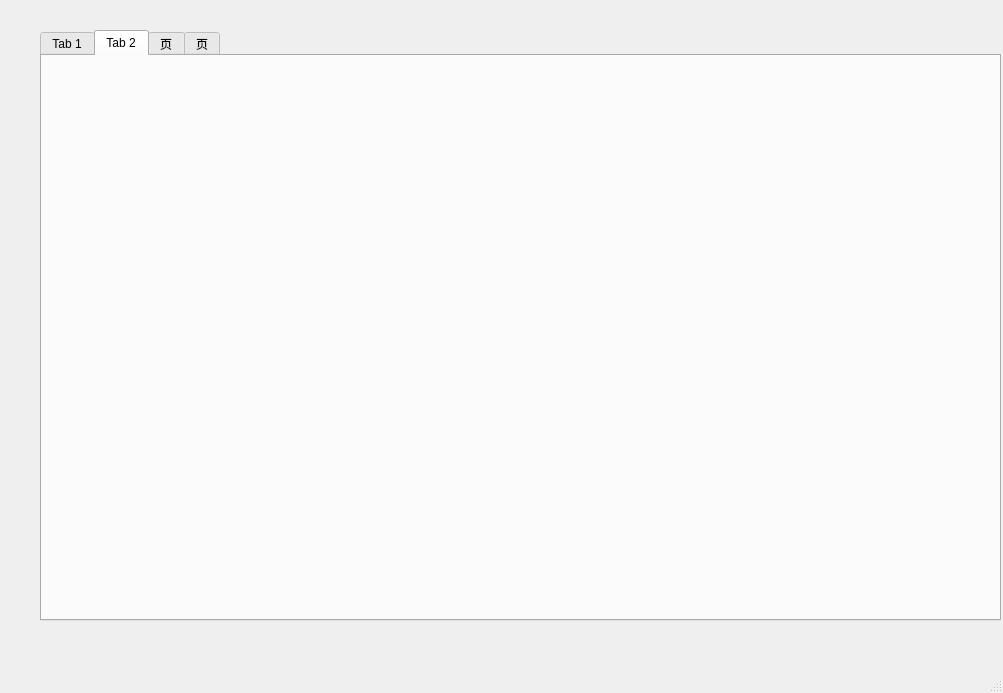
Above: untitled.ui from ein664/run.py before the change. Below: the same form after it.
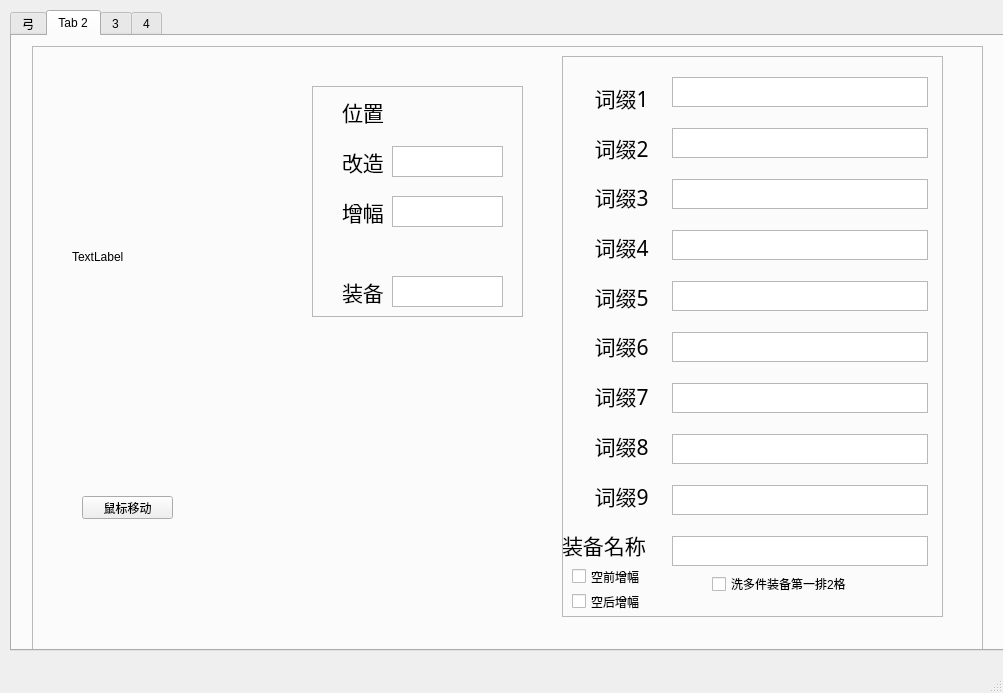
That is the form after the change. The open tabs and pages were chosen to show the change.

What changed in the file:
```diff
--- a/untitled.ui
+++ b/untitled.ui
@@ -17,10 +17,10 @@
    <widget class="QTabWidget" name="tabWidget">
     <property name="geometry">
      <rect>
-      <x>40</x>
-      <y>30</y>
-      <width>961</width>
-      <height>591</height>
+      <x>10</x>
+      <y>10</y>
+      <width>1001</width>
+      <height>641</height>
      </rect>
     </property>
     <property name="currentIndex">
@@ -28,7 +28,7 @@
     </property>
     <widget class="QWidget" name="tab">
      <attribute name="title">
-      <string>Tab 1</string>
+      <string>弓</string>
      </attribute>
      <widget class="QLabel" name="label_4">
       <property name="geometry">
@@ -488,15 +488,536 @@
      <attribute name="title">
       <string>Tab 2</string>
      </attribute>
+     <widget class="QFrame" name="frame_5">
+      <property name="geometry">
+       <rect>
+        <x>20</x>
+        <y>10</y>
+        <width>951</width>
+        <height>611</height>
+       </rect>
+      </property>
+      <property name="frameShape">
+       <enum>QFrame::StyledPanel</enum>
+      </property>
+      <property name="frameShadow">
+       <enum>QFrame::Raised</enum>
+      </property>
+      <widget class="QPushButton" name="pushButton_8">
+       <property name="geometry">
+        <rect>
+         <x>50</x>
+         <y>450</y>
+         <width>91</width>
+         <height>23</height>
+        </rect>
+       </property>
+       <property name="text">
+        <string>鼠标移动</string>
+       </property>
+      </widget>
+      <widget class="QLabel" name="label_20">
+       <property name="geometry">
+        <rect>
+         <x>40</x>
+         <y>20</y>
+         <width>181</width>
+         <height>381</height>
+        </rect>
+       </property>
+       <property name="text">
+        <string>TextLabel</string>
+       </property>
+      </widget>
+      <widget class="QFrame" name="frame_3">
+       <property name="geometry">
+        <rect>
+         <x>280</x>
+         <y>40</y>
+         <width>211</width>
+         <height>231</height>
+        </rect>
+       </property>
+       <property name="frameShape">
+        <enum>QFrame::StyledPanel</enum>
+       </property>
+       <property name="frameShadow">
+        <enum>QFrame::Raised</enum>
+       </property>
+       <widget class="QLabel" name="label_21">
+        <property name="geometry">
+         <rect>
+          <x>30</x>
+          <y>10</y>
+          <width>61</width>
+          <height>31</height>
+         </rect>
+        </property>
+        <property name="font">
+         <font>
+          <family>Agency FB</family>
+          <pointsize>16</pointsize>
+         </font>
+        </property>
+        <property name="text">
+         <string>位置</string>
+        </property>
+       </widget>
+       <widget class="QLabel" name="label_22">
+        <property name="geometry">
+         <rect>
+          <x>30</x>
+          <y>190</y>
+          <width>51</width>
+          <height>31</height>
+         </rect>
+        </property>
+        <property name="font">
+         <font>
+          <family>Agency FB</family>
+          <pointsize>16</pointsize>
+         </font>
+        </property>
+        <property name="text">
+         <string>装备</string>
+        </property>
+        <property name="textFormat">
+         <enum>Qt::PlainText</enum>
+        </property>
+       </widget>
+       <widget class="QLabel" name="label_23">
+        <property name="geometry">
+         <rect>
+          <x>30</x>
+          <y>60</y>
+          <width>51</width>
+          <height>31</height>
+         </rect>
+        </property>
+        <property name="font">
+         <font>
+          <family>Agency FB</family>
+          <pointsize>16</pointsize>
+         </font>
+        </property>
+        <property name="text">
+         <string>改造</string>
+        </property>
+       </widget>
+       <widget class="QLabel" name="label_24">
+        <property name="geometry">
+         <rect>
+          <x>30</x>
+          <y>110</y>
+          <width>51</width>
+          <height>31</height>
+         </rect>
+        </property>
+        <property name="font">
+         <font>
+          <family>Agency FB</family>
+          <pointsize>16</pointsize>
+         </font>
+        </property>
+        <property name="text">
+         <string>增幅</string>
+        </property>
+       </widget>
+       <widget class="QPlainTextEdit" name="alteration_3">
+        <property name="geometry">
+         <rect>
+          <x>80</x>
+          <y>60</y>
+          <width>111</width>
+          <height>31</height>
+         </rect>
+        </property>
+       </widget>
+       <widget class="QPlainTextEdit" name="item_posi_3">
+        <property name="geometry">
+         <rect>
+          <x>80</x>
+          <y>190</y>
+          <width>111</width>
+          <height>31</height>
+         </rect>
+        </property>
+       </widget>
+       <widget class="QPlainTextEdit" name="augmentation_3">
+        <property name="geometry">
+         <rect>
+          <x>80</x>
+          <y>110</y>
+          <width>111</width>
+          <height>31</height>
+         </rect>
+        </property>
+       </widget>
+      </widget>
+      <widget class="QFrame" name="frame_4">
+       <property name="geometry">
+        <rect>
+         <x>530</x>
+         <y>10</y>
+         <width>381</width>
+         <height>561</height>
+        </rect>
+       </property>
+       <property name="frameShape">
+        <enum>QFrame::StyledPanel</enum>
+       </property>
+       <property name="frameShadow">
+        <enum>QFrame::Raised</enum>
+       </property>
+       <widget class="QWidget" name="layoutWidget_2">
+        <property name="geometry">
+         <rect>
+          <x>110</x>
+          <y>20</y>
+          <width>261</width>
+          <height>491</height>
+         </rect>
+        </property>
+        <layout class="QVBoxLayout" name="verticalLayout_3">
+         <property name="spacing">
+          <number>20</number>
+         </property>
+         <item>
+          <widget class="QPlainTextEdit" name="mod1_2">
+           <property name="sizePolicy">
+            <sizepolicy hsizetype="Fixed" vsizetype="Ignored">
+             <horstretch>0</horstretch>
+             <verstretch>0</verstretch>
+            </sizepolicy>
+           </property>
+           <property name="maximumSize">
+            <size>
+             <width>256</width>
+             <height>30</height>
+            </size>
+           </property>
+          </widget>
+         </item>
+         <item>
+          <widget class="QPlainTextEdit" name="mod2_2">
+           <property name="enabled">
+            <bool>true</bool>
+           </property>
+           <property name="sizePolicy">
+            <sizepolicy hsizetype="Fixed" vsizetype="Fixed">
+             <horstretch>0</horstretch>
+             <verstretch>0</verstretch>
+            </sizepolicy>
+           </property>
+           <property name="minimumSize">
+            <size>
+             <width>256</width>
+             <height>30</height>
+            </size>
+           </property>
+           <property name="maximumSize">
+            <size>
+             <width>256</width>
+             <height>30</height>
+            </size>
+           </property>
+          </widget>
+         </item>
+         <item>
+          <widget class="QPlainTextEdit" name="mod3_2">
+           <property name="maximumSize">
+            <size>
+             <width>256</width>
+             <height>30</height>
+            </size>
+           </property>
+           <property name="baseSize">
+            <size>
+             <width>256</width>
+             <height>30</height>
+            </size>
+           </property>
+          </widget>
+         </item>
+         <item>
+          <widget class="QPlainTextEdit" name="mod4_2">
+           <property name="maximumSize">
+            <size>
+             <width>256</width>
+             <height>30</height>
+            </size>
+           </property>
+          </widget>
+         </item>
+         <item>
+          <widget class="QPlainTextEdit" name="mod5_2">
+           <property name="maximumSize">
+            <size>
+             <width>256</width>
+             <height>30</height>
+            </size>
+           </property>
+          </widget>
+         </item>
+         <item>
+          <widget class="QPlainTextEdit" name="mod6_2">
+           <property name="maximumSize">
+            <size>
+             <width>256</width>
+             <height>30</height>
+            </size>
+           </property>
+           <property name="plainText">
+            <string/>
+           </property>
+          </widget>
+         </item>
+         <item>
+          <widget class="QPlainTextEdit" name="mod7_2">
+           <property name="maximumSize">
+            <size>
+             <width>256</width>
+             <height>30</height>
+            </size>
+           </property>
+           <property name="plainText">
+            <string/>
+           </property>
+          </widget>
+         </item>
+         <item>
+          <widget class="QPlainTextEdit" name="mod8_2">
+           <property name="maximumSize">
+            <size>
+             <width>256</width>
+             <height>30</height>
+            </size>
+           </property>
+           <property name="plainText">
+            <string/>
+           </property>
+          </widget>
+         </item>
+         <item>
+          <widget class="QPlainTextEdit" name="mod9_2">
+           <property name="maximumSize">
+            <size>
+             <width>256</width>
+             <height>30</height>
+            </size>
+           </property>
+           <property name="plainText">
+            <string/>
+           </property>
+          </widget>
+         </item>
+         <item>
+          <widget class="QPlainTextEdit" name="item_name_2">
+           <property name="maximumSize">
+            <size>
+             <width>256</width>
+             <height>30</height>
+            </size>
+           </property>
+           <property name="plainText">
+            <string/>
+           </property>
+          </widget>
+         </item>
+        </layout>
+       </widget>
+       <widget class="QWidget" name="layoutWidget_3">
+        <property name="geometry">
+         <rect>
+          <x>0</x>
+          <y>20</y>
+          <width>91</width>
+          <height>491</height>
+         </rect>
+        </property>
+        <layout class="QVBoxLayout" name="verticalLayout_4">
+         <item>
+          <widget class="QLabel" name="label_25">
+           <property name="font">
+            <font>
+             <family>Agency FB</family>
+             <pointsize>16</pointsize>
+            </font>
+           </property>
+           <property name="text">
+            <string>      词缀1</string>
+           </property>
+          </widget>
+         </item>
+         <item>
+          <widget class="QLabel" name="label_26">
+           <property name="font">
+            <font>
+             <family>Agency FB</family>
+             <pointsize>16</pointsize>
+            </font>
+           </property>
+           <property name="text">
+            <string>      词缀2</string>
+           </property>
+          </widget>
+         </item>
+         <item>
+          <widget class="QLabel" name="label_27">
+           <property name="font">
+            <font>
+             <family>Agency FB</family>
+             <pointsize>16</pointsize>
+            </font>
+           </property>
+           <property name="text">
+            <string>      词缀3</string>
+           </property>
+          </widget>
+         </item>
+         <item>
+          <widget class="QLabel" name="label_28">
+           <property name="font">
+            <font>
+             <family>Agency FB</family>
+             <pointsize>16</pointsize>
+            </font>
+           </property>
+           <property name="text">
+            <string>      词缀4</string>
+           </property>
+          </widget>
+         </item>
+         <item>
+          <widget class="QLabel" name="label_29">
+           <property name="font">
+            <font>
+             <family>Agency FB</family>
+             <pointsize>16</pointsize>
+            </font>
+           </property>
+           <property name="text">
+            <string>      词缀5</string>
+           </property>
+          </widget>
+         </item>
+         <item>
+          <widget class="QLabel" name="label_30">
+           <property name="font">
+            <font>
+             <family>Agency FB</family>
+             <pointsize>16</pointsize>
+            </font>
+           </property>
+           <property name="text">
+            <string>      词缀6</string>
+           </property>
+          </widget>
+         </item>
+         <item>
+          <widget class="QLabel" name="label_31">
+           <property name="font">
+            <font>
+             <family>Agency FB</family>
+             <pointsize>16</pointsize>
+            </font>
+           </property>
+           <property name="text">
+            <string>      词缀7</string>
+           </property>
+          </widget>
+         </item>
+         <item>
+          <widget class="QLabel" name="label_32">
+           <property name="font">
+            <font>
+             <family>Agency FB</family>
+             <pointsize>16</pointsize>
+            </font>
+           </property>
+           <property name="text">
+            <string>      词缀8</string>
+           </property>
+          </widget>
+         </item>
+         <item>
+          <widget class="QLabel" name="label_33">
+           <property name="font">
+            <font>
+             <family>Agency FB</family>
+             <pointsize>16</pointsize>
+            </font>
+           </property>
+           <property name="text">
+            <string>      词缀9</string>
+           </property>
+          </widget>
+         </item>
+         <item>
+          <widget class="QLabel" name="label_34">
+           <property name="font">
+            <font>
+             <family>Agency FB</family>
+             <pointsize>16</pointsize>
+            </font>
+           </property>
+           <property name="text">
+            <string>装备名称</string>
+           </property>
+          </widget>
+         </item>
+        </layout>
+       </widget>
+       <widget class="QCheckBox" name="checkBox_4">
+        <property name="geometry">
+         <rect>
+          <x>10</x>
+          <y>510</y>
+          <width>81</width>
+          <height>21</height>
+         </rect>
+        </property>
+        <property name="text">
+         <string>空前增幅</string>
+        </property>
+       </widget>
+       <widget class="QCheckBox" name="checkBox_5">
+        <property name="geometry">
+         <rect>
+          <x>10</x>
+          <y>530</y>
+          <width>81</width>
+          <height>31</height>
+         </rect>
+        </property>
+        <property name="text">
+         <string>空后增幅</string>
+        </property>
+       </widget>
+       <widget class="QCheckBox" name="checkBox_6">
+        <property name="geometry">
+         <rect>
+          <x>150</x>
+          <y>520</y>
+          <width>141</width>
+          <height>16</height>
+         </rect>
+        </property>
+        <property name="text">
+         <string>洗多件装备第一排2格</string>
+        </property>
+       </widget>
+      </widget>
+     </widget>
     </widget>
     <widget class="QWidget" name="tab_3">
      <attribute name="title">
-      <string>页</string>
+      <string>3</string>
      </attribute>
     </widget>
     <widget class="QWidget" name="tab_4">
      <attribute name="title">
-      <string>页</string>
+      <string>4</string>
      </attribute>
     </widget>
    </widget>
```
Left out of the diff: 1177 changed lines with no effect on the pictures.
